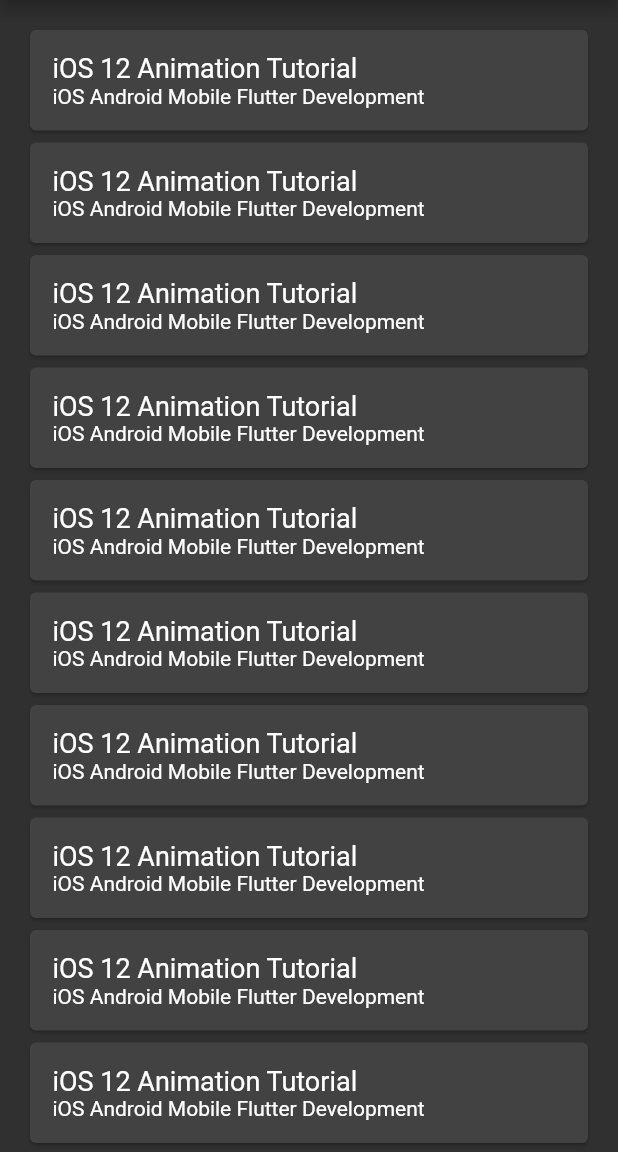
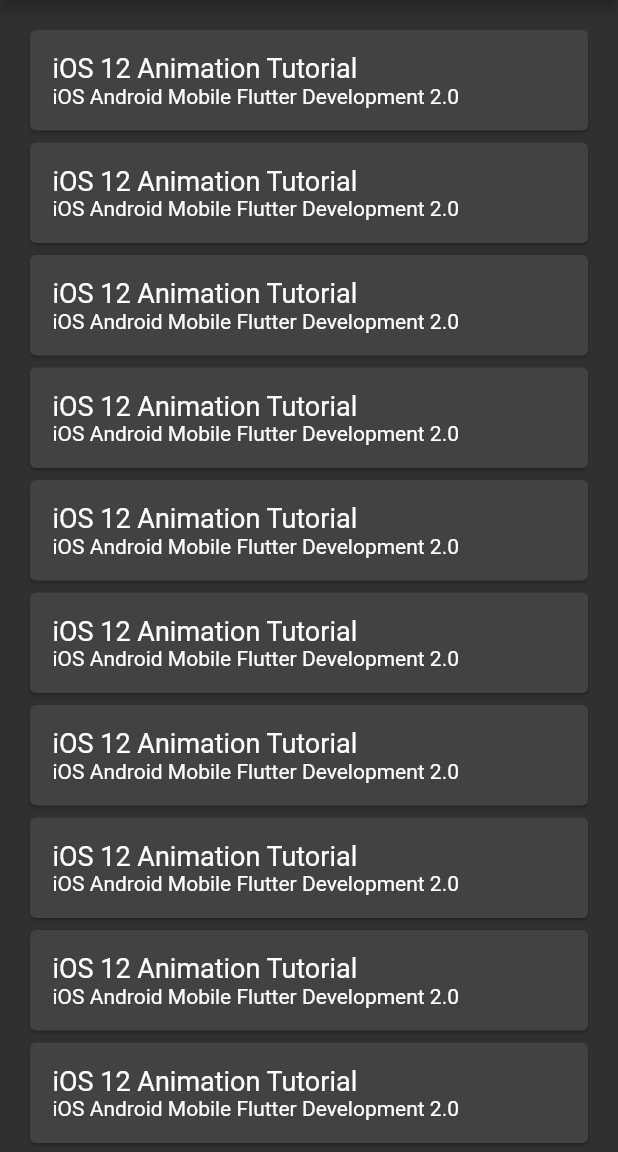
Before and after one commit to zachcervi/radcode, a Flutter app: the screen it shows after launch, on a phone screen of 412 x 824 dp, the part 84-1236 px from its top. Run offline on Flutter 3.47's test engine with Material 2 defaults, Android fonts, the phone set to English and light mode, and no system bars.

```diff
--- a/lib/widgets/post_card.dart
+++ b/lib/widgets/post_card.dart
@@ -12,7 +12,7 @@ Widget buildPostCard(Post post) {
                 post.title,
                 style: TextStyle(fontSize: 18),
               ),
-              Text('iOS Android Mobile Flutter Development'),
+              Text('iOS Android Mobile Flutter Development 2.0'),
             ],
           )));
 }
```
